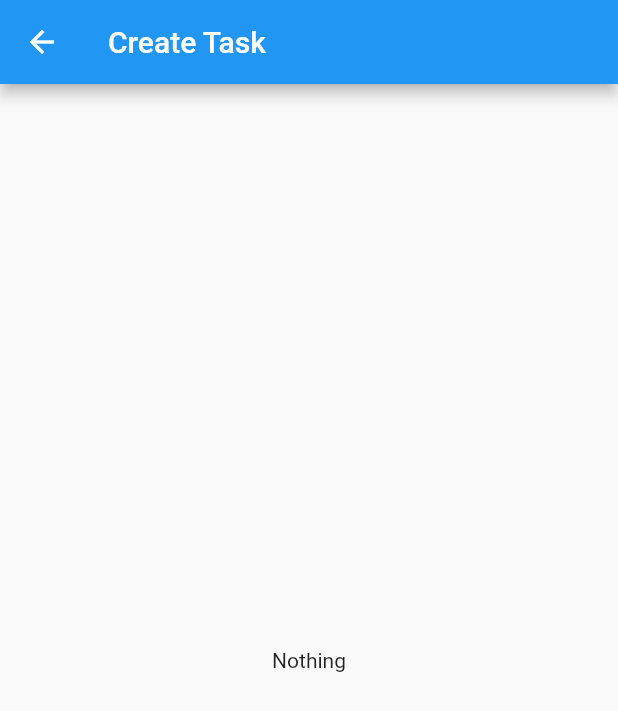
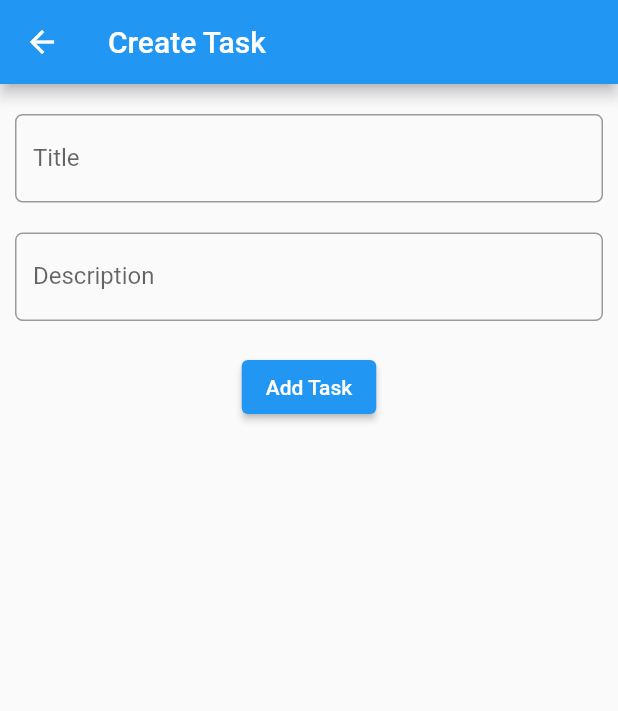
Before and after one commit to phamtanphat/flutter_listview19072021, a Flutter app: the screen it shows after launch, after a tap on the "add" icon, on a phone screen of 412 x 824 dp. Shown: the top 711 px of the screen. Run offline on Flutter 3.47's test engine with Material 2 defaults, Android fonts, the phone set to English and light mode, and no system bars.

Commit message:
update ui create task

```diff
--- a/lib/page/create_page.dart
+++ b/lib/page/create_page.dart
@@ -16,18 +16,46 @@ class CreatePageContainer extends StatefulWidget {
 class _CreatePageContainerState extends State<CreatePageContainer> {
   @override
   Widget build(BuildContext context) {
-    var data = ModalRoute.of(context)!.settings.arguments as Map ;
-    String chuoi = data['string'];
-    int number = data['number'];
-    print(chuoi);
-    print(number);
     return Scaffold(
       appBar: AppBar(
         title: Text("Create Task"),
       ),
       body: Container(
+        margin: const EdgeInsets.all(10),
         child: Center(
-          child: Text("Nothing"),
+          child: Column(
+            children: [
+              SizedBox(height: 10),
+              TextField(
+                decoration: InputDecoration(
+                  labelText: "Title",
+                  hintText: "Example : Task monday",
+                  hintStyle: TextStyle(fontSize: 15),
+                  border: OutlineInputBorder(
+                    borderRadius: BorderRadius.circular(5)
+                  )
+                ),
+              ),
+              SizedBox(height: 20),
+              TextField(
+                decoration: InputDecoration(
+                    labelText: "Description",
+                    hintText: "Example : Do home work",
+                    hintStyle: TextStyle(fontSize: 15),
+                    border: OutlineInputBorder(
+                        borderRadius: BorderRadius.circular(5)
+                    )
+                ),
+              ),
+              SizedBox(height: 20),
+              ElevatedButton(
+                  onPressed: (){
+
+                  },
+                  child: Text("Add Task")
+              )
+            ],
+          ),
         ),
       ),
     );
--- a/lib/page/list_page.dart
+++ b/lib/page/list_page.dart
@@ -29,13 +29,7 @@ class _ListPageContainerState extends State<ListPageContainer> {
               MaterialPageRoute(
                 builder: (context){
                   return CreatePage();
-                },
-                settings: RouteSettings(
-                  arguments: {
-                    "string": "Xin chao",
-                    "number" : 123
-                  }
-                )
+                }
               )
             );
         },
```
